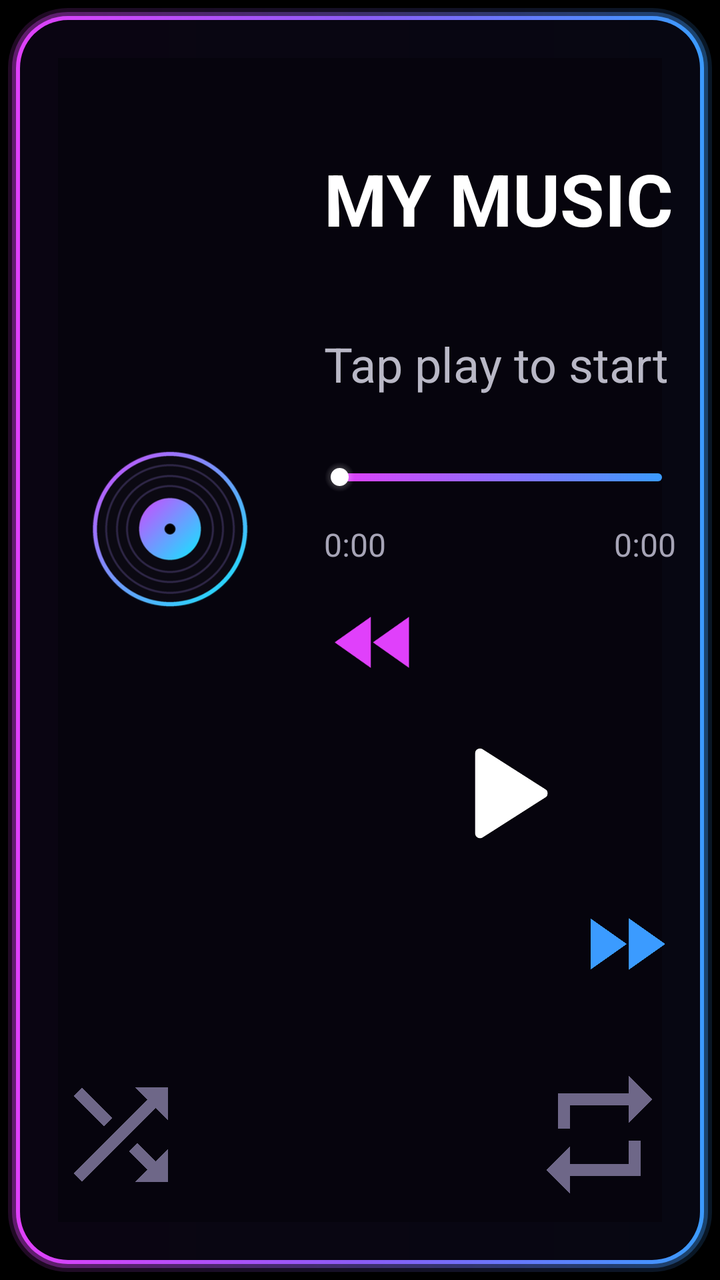
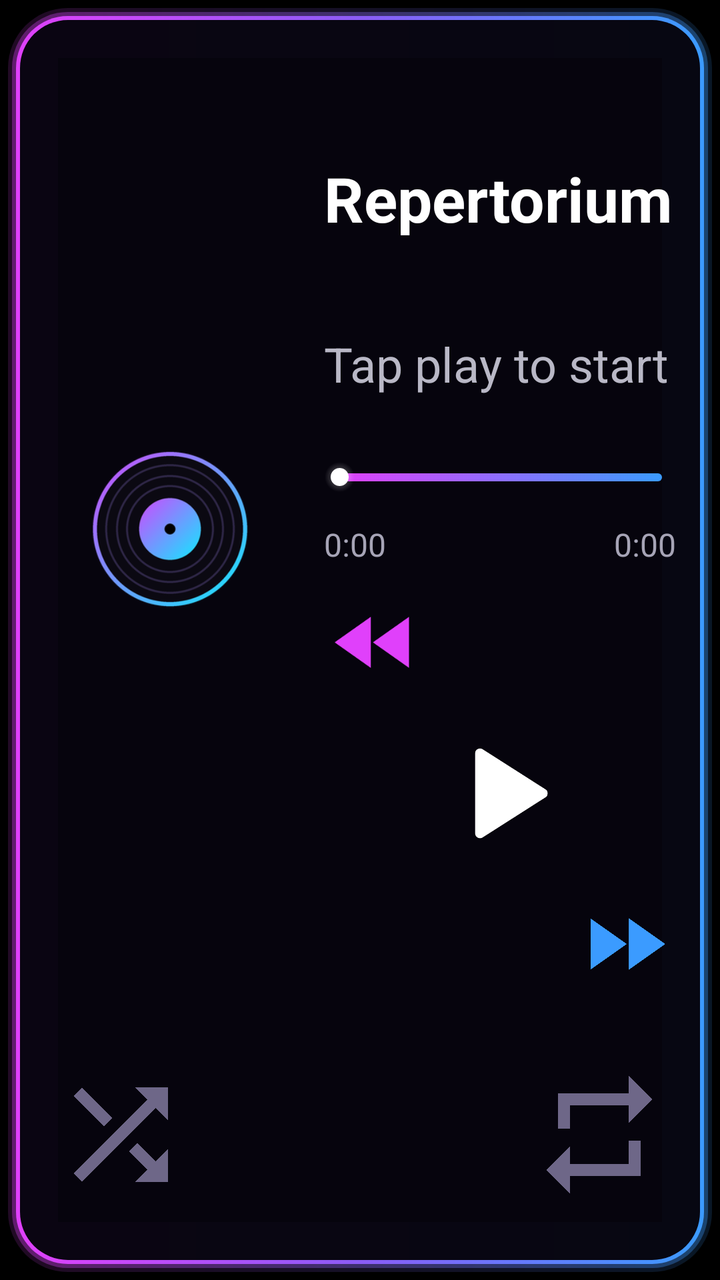

The first picture is an Android layout as it rendered before a commit; the second is the same layout after the commit. The layout source and the unified diff follow.
<!-- AndroidManifest.xml: application theme AppTheme -->
<!-- res/layout/widget_mid.xml -->
<?xml version="1.0" encoding="utf-8"?>
<FrameLayout xmlns:android="http://schemas.android.com/apk/res/android" android:id="@+id/w_root" android:layout_width="match_parent" android:layout_height="match_parent">
    <ImageView android:id="@+id/w_plain" android:layout_width="match_parent" android:layout_height="match_parent"
        android:layout_margin="4dp" android:src="@drawable/widget_neon_bg" android:scaleType="fitXY" android:importantForAccessibility="no" />
    <LinearLayout android:id="@+id/w_frame" android:layout_width="match_parent" android:layout_height="match_parent" android:orientation="vertical">
        <LinearLayout android:layout_width="match_parent" android:layout_height="29dp" android:orientation="horizontal">
            <ImageView android:id="@+id/w_f_tl" android:layout_width="29dp" android:layout_height="29dp" android:scaleType="fitXY" android:importantForAccessibility="no" />
            <ImageView android:id="@+id/w_f_t" android:layout_width="0dp" android:layout_height="29dp" android:layout_weight="1" android:scaleType="fitXY" android:importantForAccessibility="no" />
            <ImageView android:id="@+id/w_f_tr" android:layout_width="29dp" android:layout_height="29dp" android:scaleType="fitXY" android:importantForAccessibility="no" />
        </LinearLayout>
        <LinearLayout android:layout_width="match_parent" android:layout_height="0dp" android:layout_weight="1" android:orientation="horizontal">
            <ImageView android:id="@+id/w_f_l" android:layout_width="29dp" android:layout_height="match_parent" android:scaleType="fitXY" android:importantForAccessibility="no" />
            <FrameLayout android:id="@+id/w_center" android:layout_width="0dp" android:layout_height="match_parent" android:layout_weight="1" android:background="#F407050D" />
            <ImageView android:id="@+id/w_f_r" android:layout_width="29dp" android:layout_height="match_parent" android:scaleType="fitXY" android:importantForAccessibility="no" />
        </LinearLayout>
        <LinearLayout android:layout_width="match_parent" android:layout_height="29dp" android:orientation="horizontal">
            <ImageView android:id="@+id/w_f_bl" android:layout_width="29dp" android:layout_height="29dp" android:scaleType="fitXY" android:importantForAccessibility="no" />
            <ImageView android:id="@+id/w_f_b" android:layout_width="0dp" android:layout_height="29dp" android:layout_weight="1" android:scaleType="fitXY" android:importantForAccessibility="no" />
            <ImageView android:id="@+id/w_f_br" android:layout_width="29dp" android:layout_height="29dp" android:scaleType="fitXY" android:importantForAccessibility="no" />
        </LinearLayout>
    </LinearLayout>
    <LinearLayout android:id="@+id/w_inner" android:layout_width="match_parent" android:layout_height="match_parent" android:orientation="vertical"
        android:paddingStart="20dp" android:paddingTop="19dp" android:paddingEnd="22dp" android:paddingBottom="9dp">
        <LinearLayout android:id="@+id/w_main" android:layout_width="match_parent" android:layout_height="0dp" android:layout_weight="419" android:orientation="horizontal" android:baselineAligned="false">
            <ImageView android:id="@+id/w_art" android:layout_width="wrap_content" android:layout_height="match_parent"
                android:adjustViewBounds="true" android:maxWidth="130dp" android:scaleType="fitCenter" android:src="@mipmap/ic_launcher_fg" android:contentDescription="Open MY MUSIC" />
            <LinearLayout android:id="@+id/w_text" android:layout_width="0dp" android:layout_height="match_parent" android:layout_weight="1"
                android:layout_marginStart="12dp" android:orientation="vertical">
                <FrameLayout android:layout_width="match_parent" android:layout_height="0dp" android:layout_weight="26" />
                <TextView android:id="@+id/w_title" android:layout_width="match_parent" android:layout_height="0dp" android:layout_weight="79"
                    android:text="MY MUSIC" android:textColor="#FFFFFFFF" android:textSize="24sp" android:textStyle="bold" android:fontFamily="sans-serif"
                    android:maxLines="1" android:ellipsize="end" android:gravity="start|center_vertical"
                    android:autoSizeTextType="uniform" android:autoSizeMinTextSize="15sp" android:autoSizeMaxTextSize="44sp" android:autoSizeStepGranularity="1sp" />
                <FrameLayout android:layout_width="match_parent" android:layout_height="0dp" android:layout_weight="8" />
                <TextView android:id="@+id/w_artist" android:layout_width="match_parent" android:layout_height="0dp" android:layout_weight="40"
                    android:text="Tap play to start" android:textColor="#FFB9B8C6" android:textSize="15sp" android:fontFamily="sans-serif"
                    android:maxLines="1" android:ellipsize="end" android:gravity="start|center_vertical"
                    android:autoSizeTextType="uniform" android:autoSizeMinTextSize="11sp" android:autoSizeMaxTextSize="24sp" android:autoSizeStepGranularity="1sp" />
                <FrameLayout android:layout_width="match_parent" android:layout_height="0dp" android:layout_weight="20" />
                
                <FrameLayout android:id="@+id/w_seekbox" android:layout_width="match_parent" android:layout_height="16dp" android:layout_weight="38">
                    <LinearLayout android:layout_width="match_parent" android:layout_height="match_parent" android:orientation="vertical">
                    <FrameLayout android:id="@+id/w_barbox" android:layout_width="match_parent" android:layout_height="16dp">
                        <ImageView android:id="@+id/w_track" android:layout_width="match_parent" android:layout_height="10dp" android:layout_gravity="center_vertical"
                            android:layout_marginStart="7dp" android:layout_marginEnd="7dp" android:scaleType="fitXY" android:src="@drawable/widget_track" android:importantForAccessibility="no" />
                        <ProgressBar android:id="@+id/w_prog" style="@android:style/Widget.ProgressBar.Horizontal"
                            android:layout_width="match_parent" android:layout_height="match_parent" android:minHeight="0dp" android:maxHeight="64dp"
                            android:max="10000" android:progress="1" android:progressDrawable="@drawable/widget_seek" />
                    </FrameLayout>
                    <FrameLayout android:layout_width="match_parent" android:layout_height="0dp" android:layout_weight="4" />
                    <FrameLayout android:layout_width="match_parent" android:layout_height="0dp" android:layout_weight="34">
                        <TextView android:id="@+id/w_pos" android:layout_width="match_parent" android:layout_height="match_parent" android:gravity="start|center_vertical"
                            android:text="0:00" android:textColor="#FFA6A4B6" android:textSize="11sp" android:maxLines="1"
                            android:autoSizeTextType="uniform" android:autoSizeMinTextSize="9sp" android:autoSizeMaxTextSize="16sp" android:autoSizeStepGranularity="1sp" />
                        <TextView android:id="@+id/w_dur" android:layout_width="match_parent" android:layout_height="match_parent" android:gravity="end|center_vertical"
                            android:text="0:00" android:textColor="#FFA6A4B6" android:textSize="11sp" android:maxLines="1"
                            android:autoSizeTextType="uniform" android:autoSizeMinTextSize="9sp" android:autoSizeMaxTextSize="16sp" android:autoSizeStepGranularity="1sp" />
                    </FrameLayout>
                    </LinearLayout>
                    <LinearLayout android:id="@+id/w_seek" android:layout_width="match_parent" android:layout_height="match_parent" android:orientation="horizontal">
                        <FrameLayout android:id="@+id/w_s0" android:layout_width="0dp" android:layout_height="match_parent" android:layout_weight="1" />
                        <FrameLayout android:id="@+id/w_s1" android:layout_width="0dp" android:layout_height="match_parent" android:layout_weight="1" />
                        <FrameLayout android:id="@+id/w_s2" android:layout_width="0dp" android:layout_height="match_parent" android:layout_weight="1" />
                        <FrameLayout android:id="@+id/w_s3" android:layout_width="0dp" android:layout_height="match_parent" android:layout_weight="1" />
                        <FrameLayout android:id="@+id/w_s4" android:layout_width="0dp" android:layout_height="match_parent" android:layout_weight="1" />
                        <FrameLayout android:id="@+id/w_s5" android:layout_width="0dp" android:layout_height="match_parent" android:layout_weight="1" />
                        <FrameLayout android:id="@+id/w_s6" android:layout_width="0dp" android:layout_height="match_parent" android:layout_weight="1" />
                        <FrameLayout android:id="@+id/w_s7" android:layout_width="0dp" android:layout_height="match_parent" android:layout_weight="1" />
                        <FrameLayout android:id="@+id/w_s8" android:layout_width="0dp" android:layout_height="match_parent" android:layout_weight="1" />
                        <FrameLayout android:id="@+id/w_s9" android:layout_width="0dp" android:layout_height="match_parent" android:layout_weight="1" />
                        <FrameLayout android:id="@+id/w_s10" android:layout_width="0dp" android:layout_height="match_parent" android:layout_weight="1" />
                        <FrameLayout android:id="@+id/w_s11" android:layout_width="0dp" android:layout_height="match_parent" android:layout_weight="1" />
                        <FrameLayout android:id="@+id/w_s12" android:layout_width="0dp" android:layout_height="match_parent" android:layout_weight="1" />
                        <FrameLayout android:id="@+id/w_s13" android:layout_width="0dp" android:layout_height="match_parent" android:layout_weight="1" />
                        <FrameLayout android:id="@+id/w_s14" android:layout_width="0dp" android:layout_height="match_parent" android:layout_weight="1" />
                        <FrameLayout android:id="@+id/w_s15" android:layout_width="0dp" android:layout_height="match_parent" android:layout_weight="1" />
                        <FrameLayout android:id="@+id/w_s16" android:layout_width="0dp" android:layout_height="match_parent" android:layout_weight="1" />
                        <FrameLayout android:id="@+id/w_s17" android:layout_width="0dp" android:layout_height="match_parent" android:layout_weight="1" />
                        <FrameLayout android:id="@+id/w_s18" android:layout_width="0dp" android:layout_height="match_parent" android:layout_weight="1" />
                        <FrameLayout android:id="@+id/w_s19" android:layout_width="0dp" android:layout_height="match_parent" android:layout_weight="1" />
                        <FrameLayout android:id="@+id/w_s20" android:layout_width="0dp" android:layout_height="match_parent" android:layout_weight="1" />
                        <FrameLayout android:id="@+id/w_s21" android:layout_width="0dp" android:layout_height="match_parent" android:layout_weight="1" />
                        <FrameLayout android:id="@+id/w_s22" android:layout_width="0dp" android:layout_height="match_parent" android:layout_weight="1" />
                        <FrameLayout android:id="@+id/w_s23" android:layout_width="0dp" android:layout_height="match_parent" android:layout_weight="1" />
                    </LinearLayout>
                </FrameLayout>
                <FrameLayout android:layout_width="match_parent" android:layout_height="0dp" android:layout_weight="2" />
                <LinearLayout android:layout_width="match_parent" android:layout_height="0dp" android:layout_weight="164" android:orientation="horizontal" android:baselineAligned="false">
                    <ImageView android:id="@+id/w_prev" android:layout_width="0dp" android:layout_height="match_parent" android:layout_weight="133"
                        android:scaleType="fitStart" android:src="@drawable/ic_wn_prev" android:contentDescription="Previous song" />
                    <ImageView android:id="@+id/w_play" android:layout_width="0dp" android:layout_height="match_parent" android:layout_weight="191"
                        android:scaleType="fitCenter" android:src="@drawable/ic_wn_play" android:contentDescription="Play or pause" />
                    <ImageView android:id="@+id/w_next" android:layout_width="0dp" android:layout_height="match_parent" android:layout_weight="133"
                        android:scaleType="fitEnd" android:src="@drawable/ic_wn_next" android:contentDescription="Next song" />
                </LinearLayout>
                <FrameLayout android:layout_width="match_parent" android:layout_height="0dp" android:layout_weight="10" />
            </LinearLayout>
        </LinearLayout>
        <FrameLayout android:layout_width="match_parent" android:layout_height="0dp" android:layout_weight="19" />
        <FrameLayout android:layout_width="match_parent" android:layout_height="0dp" android:layout_weight="60">
            <ImageView android:id="@+id/w_shuf" android:layout_width="wrap_content" android:layout_height="match_parent" android:layout_gravity="start"
                android:adjustViewBounds="true" android:scaleType="fitStart" android:paddingStart="5dp" android:paddingEnd="14dp"
                android:src="@drawable/ic_wn_shuf_off" android:contentDescription="Shuffle" />
            <ImageView android:id="@+id/w_rep" android:layout_width="wrap_content" android:layout_height="match_parent" android:layout_gravity="end"
                android:adjustViewBounds="true" android:scaleType="fitEnd" android:paddingStart="14dp" android:paddingEnd="3dp"
                android:src="@drawable/ic_wn_rep_off" android:contentDescription="Repeat" />
        </FrameLayout>
        <FrameLayout android:layout_width="match_parent" android:layout_height="0dp" android:layout_weight="24" />
    </LinearLayout>
</FrameLayout>
<!-- resources referenced by this layout -->
<resources>
  <!-- drawable ic_wn_next (drawable) -->
  <?xml version="1.0" encoding="utf-8"?>
  <vector xmlns:android="http://schemas.android.com/apk/res/android" android:width="28dp" android:height="28dp" android:viewportWidth="24" android:viewportHeight="24">
      <path android:fillColor="#FF3B9BFF" android:pathData="M4,18l8.5,-6L4,6v12zM13,6v12l8.5,-6L13,6z" />
  </vector>
  <!-- drawable ic_wn_play (drawable) -->
  <?xml version="1.0" encoding="utf-8"?>
  <vector xmlns:android="http://schemas.android.com/apk/res/android" android:width="30dp" android:height="30dp" android:viewportWidth="24" android:viewportHeight="24">
      <path android:fillColor="#FFFFFFFF" android:pathData="M8,5.5v13a0.8,0.8 0 0 0 1.2,0.7l10.2,-6.5a0.8,0.8 0 0 0 0,-1.4L9.2,4.8A0.8,0.8 0 0 0 8,5.5z" />
  </vector>
  <!-- drawable ic_wn_prev (drawable) -->
  <?xml version="1.0" encoding="utf-8"?>
  <vector xmlns:android="http://schemas.android.com/apk/res/android" android:width="28dp" android:height="28dp" android:viewportWidth="24" android:viewportHeight="24">
      <path android:fillColor="#FFE040FB" android:pathData="M11,18V6l-8.5,6 8.5,6zM11.5,12l8.5,6V6l-8.5,6z" />
  </vector>
  <!-- drawable ic_wn_rep_off (drawable) -->
  <?xml version="1.0" encoding="utf-8"?>
  <vector xmlns:android="http://schemas.android.com/apk/res/android" android:width="22dp" android:height="22dp" android:viewportWidth="24" android:viewportHeight="24">
      <path android:fillColor="#FF6E6788" android:pathData="M7,7h10v3l4,-4 -4,-4v3L5,5v6h2L7,7zM17,17L7,17v-3l-4,4 4,4v-3h12v-6h-2v4z" />
  </vector>
  <!-- drawable ic_wn_shuf_off (drawable) -->
  <?xml version="1.0" encoding="utf-8"?>
  <vector xmlns:android="http://schemas.android.com/apk/res/android" android:width="22dp" android:height="22dp" android:viewportWidth="24" android:viewportHeight="24">
      <path android:fillColor="#FF6E6788" android:pathData="M10.59,9.17L5.41,4 4,5.41l5.17,5.17 1.42,-1.41zM14.5,4l2.04,2.04L4,18.59 5.41,20 17.96,7.46 20,9.5L20,4h-5.5zM14.83,13.41l-1.41,1.41 3.13,3.13L14.5,20L20,20v-5.5l-2.04,2.04 -3.13,-3.13z" />
  </vector>
  <!-- drawable widget_track (drawable) -->
  <?xml version="1.0" encoding="utf-8"?>
  <layer-list xmlns:android="http://schemas.android.com/apk/res/android">
      <item android:top="3.25dp" android:bottom="3.25dp"><shape android:shape="rectangle"><corners android:radius="2dp" />
          <gradient android:angle="0" android:startColor="#FFE040FB" android:centerColor="#FF8D6EFD" android:endColor="#FF3B9BFF" /></shape></item>
  </layer-list>
  <style name="AppTheme" parent="@android:style/Theme.Material.NoActionBar">
          <item name="android:windowBackground">@android:color/black</item>
          <item name="android:colorBackground">@android:color/black</item>
          <item name="android:statusBarColor">@android:color/black</item>
          <item name="android:navigationBarColor">@android:color/black</item>
          <item name="android:colorAccent">#FF7976FF</item>
      </style>
  <!-- drawable widget_knob_glow (drawable) -->
  <?xml version="1.0" encoding="utf-8"?>
  <layer-list xmlns:android="http://schemas.android.com/apk/res/android">
      <item><shape android:shape="oval">
          <gradient android:type="radial" android:gradientRadius="7.5dp" android:startColor="#88FFFFFF" android:centerColor="#33FFFFFF" android:endColor="#00FFFFFF" />
          <size android:width="15dp" android:height="15dp" /></shape></item>
      <item android:left="3dp" android:top="3dp" android:right="3dp" android:bottom="3dp"><shape android:shape="oval">
          <solid android:color="#FFFFFFFF" /></shape></item>
  </layer-list>
  <!-- unchanged entries left out for length: 3 -->
</resources>

<!-- the commit's change to res/layout/widget_mid.xml (unified diff, before → after) -->
@@ -23,12 +23,12 @@
         android:paddingStart="20dp" android:paddingTop="19dp" android:paddingEnd="22dp" android:paddingBottom="9dp">
         <LinearLayout android:id="@+id/w_main" android:layout_width="match_parent" android:layout_height="0dp" android:layout_weight="419" android:orientation="horizontal" android:baselineAligned="false">
             <ImageView android:id="@+id/w_art" android:layout_width="wrap_content" android:layout_height="match_parent"
-                android:adjustViewBounds="true" android:maxWidth="130dp" android:scaleType="fitCenter" android:src="@mipmap/ic_launcher_fg" android:contentDescription="Open MY MUSIC" />
+                android:adjustViewBounds="true" android:maxWidth="130dp" android:scaleType="fitCenter" android:src="@mipmap/ic_launcher_fg" android:contentDescription="Open Carmen Musicum" />
             <LinearLayout android:id="@+id/w_text" android:layout_width="0dp" android:layout_height="match_parent" android:layout_weight="1"
                 android:layout_marginStart="12dp" android:orientation="vertical">
                 <FrameLayout android:layout_width="match_parent" android:layout_height="0dp" android:layout_weight="26" />
                 <TextView android:id="@+id/w_title" android:layout_width="match_parent" android:layout_height="0dp" android:layout_weight="79"
-                    android:text="MY MUSIC" android:textColor="#FFFFFFFF" android:textSize="24sp" android:textStyle="bold" android:fontFamily="sans-serif"
+                    android:text="Repertorium" android:textColor="#FFFFFFFF" android:textSize="24sp" android:textStyle="bold" android:fontFamily="sans-serif"
                     android:maxLines="1" android:ellipsize="end" android:gravity="start|center_vertical"
                     android:autoSizeTextType="uniform" android:autoSizeMinTextSize="15sp" android:autoSizeMaxTextSize="44sp" android:autoSizeStepGranularity="1sp" />
                 <FrameLayout android:layout_width="match_parent" android:layout_height="0dp" android:layout_weight="8" />
